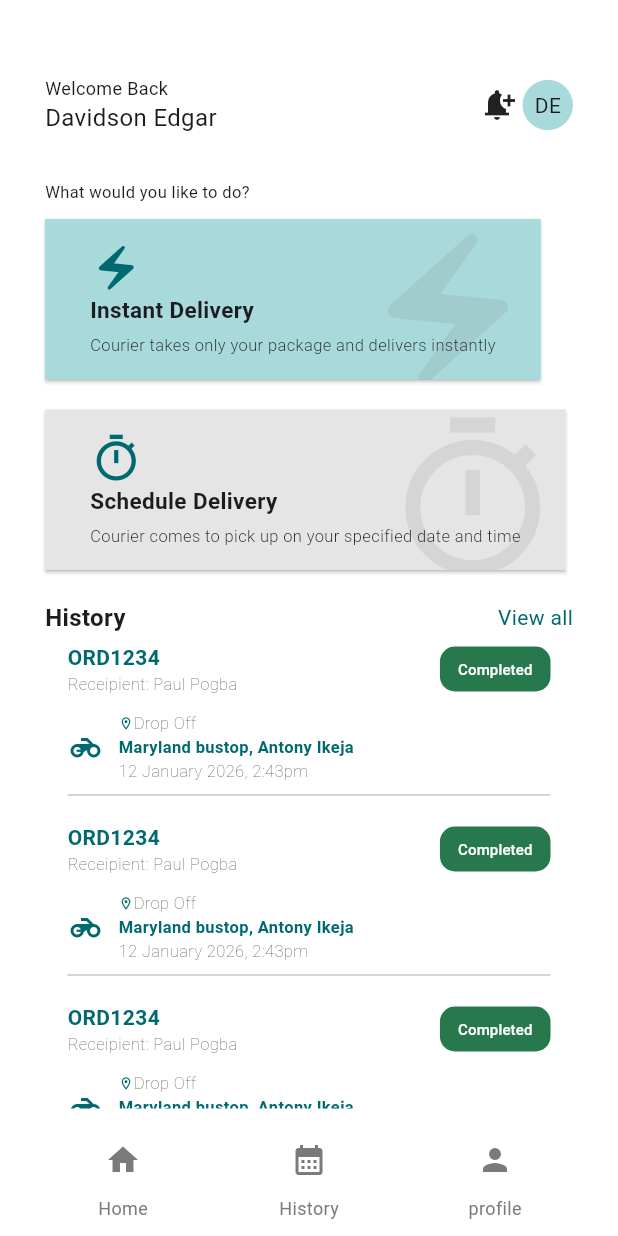
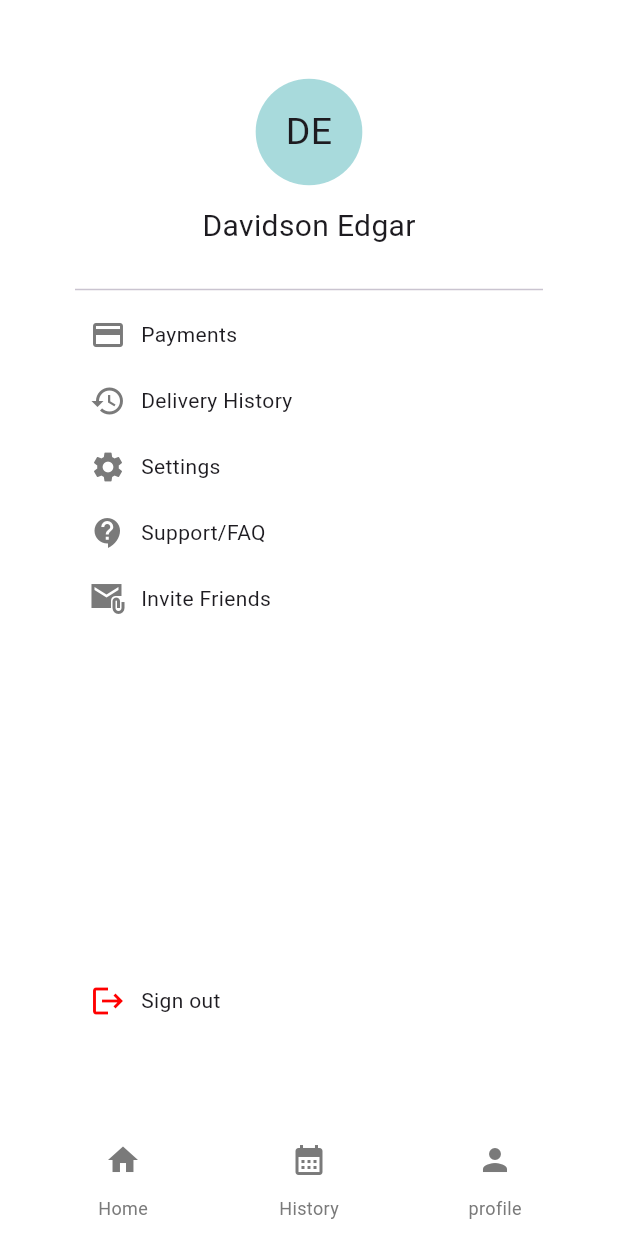
Before and after one commit to Akua-Amoabea/delivery_app, a Flutter app: the HomeScreen screen opened directly, after a tap on the "person" icon, on a phone screen of 412 x 824 dp. Run offline on Flutter 3.47's test engine with Material 3 defaults, Android fonts, the phone set to English and light mode, and no system bars; our stand-ins replace flutter_dotenv, flutter_otp_text_field, flutter_rating_stars, flutter_svg, geolocator, google_maps_flutter and 1 more; missing offline and left inert: google_places_api_flutter.

Commit message:
add history details page

```diff
--- a/lib/constants/nav_bar.dart
+++ b/lib/constants/nav_bar.dart
@@ -1,6 +1,7 @@
 import 'package:delivery_app/constants/colors.dart';
 import 'package:delivery_app/home/home_screen.dart';
-import 'package:delivery_app/profile/history_screen.dart';
+import 'package:delivery_app/history/history_screen.dart';
+import 'package:delivery_app/profile/profile.dart';
 import 'package:flutter/material.dart';
 
 class CustomBottomNavBar extends StatelessWidget {
@@ -55,7 +56,10 @@ class CustomBottomNavBar extends StatelessWidget {
               IconButton(
                 icon: Icon(Icons.person, color: lightBlack),
                 onPressed: () {
-                  // your action here
+                   Navigator.push(
+                    context,
+                    MaterialPageRoute(builder: (context) => ProfileScreen()),
+                  );
                 },
               ),
               Text(
--- a/lib/home/home_screen.dart
+++ b/lib/home/home_screen.dart
@@ -1,5 +1,7 @@
 import 'package:delivery_app/constants/colors.dart';
 import 'package:delivery_app/constants/nav_bar.dart';
+import 'package:delivery_app/history/history_details.dart';
+import 'package:delivery_app/history/history_screen.dart';
 import 'package:delivery_app/home/components/google_maps.dart';
 import 'package:flutter/material.dart';
 
@@ -44,14 +46,13 @@ class HomeScreen extends StatelessWidget {
                         Container(
                           decoration: BoxDecoration(
                             shape: BoxShape.circle,
-                              color: primaryColorLight
+                            color: primaryColorLight,
                           ),
                           child: Padding(
                             padding: const EdgeInsets.all(8.0),
                             child: Text('DE'),
                           ),
-                        )
-
+                        ),
                       ],
                     ),
                   ],
@@ -59,8 +60,10 @@ class HomeScreen extends StatelessWidget {
 
                 SizedBox(height: 30),
 
-                Text('What would you like to do?',
-                  style: TextStyle(fontSize: 11),),
+                Text(
+                  'What would you like to do?',
+                  style: TextStyle(fontSize: 11),
+                ),
                 SizedBox(height: 10),
 
                 CustomCard(
@@ -88,7 +91,20 @@ class HomeScreen extends StatelessWidget {
                         fontSize: 16,
                       ),
                     ),
-                    Text('View all', style: TextStyle(color: primaryColor)),
+                    TextButton(
+                      onPressed: () {
+                        Navigator.push(
+                          context,
+                          MaterialPageRoute(
+                            builder: (context) => HistoryScreen(),
+                          ),
+                        );
+                      },
+                      child: Text(
+                        'View all',
+                        style: TextStyle(color: primaryColor),
+                      ),
+                    ),
                   ],
                 ),
 
@@ -99,8 +115,10 @@ class HomeScreen extends StatelessWidget {
                     itemBuilder: (context, index) {
                       return Padding(
                         padding: const EdgeInsets.symmetric(
-                              vertical: 5, horizontal: 15),
-                          child: HistoryDetailsCard()
+                          vertical: 5,
+                          horizontal: 15,
+                        ),
+                        child: HistoryDetailsCard(),
                       );
                     },
                   ),
@@ -119,17 +137,22 @@ class HistoryDetailsCard extends StatelessWidget {
 
   @override
   Widget build(BuildContext context) {
-    return Column(
+    return GestureDetector(
+      onTap: () {
+        Navigator.push(
+          context,
+          MaterialPageRoute(builder: (context) => HistoryDetails()),
+        );
+      },
+      child: Column(
         children: [
           Column(
             children: [
               Row(
-              mainAxisAlignment:
-              MainAxisAlignment.spaceBetween,
+                mainAxisAlignment: MainAxisAlignment.spaceBetween,
                 children: [
                   Column(
-                  crossAxisAlignment:
-                  CrossAxisAlignment.start,
+                    crossAxisAlignment: CrossAxisAlignment.start,
                     children: [
                       Text(
                         'ORD1234',
@@ -141,7 +164,9 @@ class HistoryDetailsCard extends StatelessWidget {
                       Text(
                         'Receipient: Paul Pogba',
                         style: TextStyle(
-                          fontSize: 11, fontWeight: FontWeight.w200),
+                          fontSize: 11,
+                          fontWeight: FontWeight.w200,
+                        ),
                       ),
                     ],
                   ),
@@ -154,15 +179,10 @@ class HistoryDetailsCard extends StatelessWidget {
                         backgroundColor: greenColor,
                         foregroundColor: whiteColor,
                         shape: RoundedRectangleBorder(
-                        borderRadius: BorderRadius.all(
-                          Radius.circular(10),
+                          borderRadius: BorderRadius.all(Radius.circular(10)),
                         ),
                       ),
-                    ),
-                    child: Text(
-                      'Completed',
-                      style: TextStyle(fontSize: 10),
-                    ),
+                      child: Text('Completed', style: TextStyle(fontSize: 10)),
                     ),
                   ),
                 ],
@@ -173,8 +193,7 @@ class HistoryDetailsCard extends StatelessWidget {
                   Icon(Icons.motorcycle, color: primaryColor),
                   SizedBox(width: 10),
                   Column(
-                  crossAxisAlignment:
-                  CrossAxisAlignment.start,
+                    crossAxisAlignment: CrossAxisAlignment.start,
                     children: [
                       Row(
                         children: [
@@ -186,7 +205,9 @@ class HistoryDetailsCard extends StatelessWidget {
                           Text(
                             'Drop Off',
                             style: TextStyle(
-                              fontSize: 11, fontWeight: FontWeight.w200),
+                              fontSize: 11,
+                              fontWeight: FontWeight.w200,
+                            ),
                           ),
                         ],
                       ),
@@ -202,7 +223,9 @@ class HistoryDetailsCard extends StatelessWidget {
                       Text(
                         '12 January 2026, 2:43pm',
                         style: TextStyle(
-                          fontSize: 11, fontWeight: FontWeight.w200),
+                          fontSize: 11,
+                          fontWeight: FontWeight.w200,
+                        ),
                       ),
                     ],
                   ),
@@ -213,10 +236,10 @@ class HistoryDetailsCard extends StatelessWidget {
           SizedBox(width: 20),
           Divider(),
         ],
+      ),
     );
   }
 }
-
 
 class CustomCard extends StatelessWidget {
   final IconData icon;
@@ -237,7 +260,9 @@ class CustomCard extends StatelessWidget {
     return GestureDetector(
       onTap: () {
         Navigator.push(
-            context, MaterialPageRoute(builder: (context) => GoogleMaps()));
+          context,
+          MaterialPageRoute(builder: (context) => GoogleMaps()),
+        );
       },
       child: Card(
         margin: EdgeInsets.only(bottom: 20),
@@ -265,8 +290,10 @@ class CustomCard extends StatelessWidget {
                     style: TextStyle(fontSize: 15, fontWeight: FontWeight.bold),
                   ),
                   SizedBox(height: 5),
-                  Text(subText ?? '', style: TextStyle(
-                      fontSize: 11, fontWeight: FontWeight.w300)),
+                  Text(
+                    subText ?? '',
+                    style: TextStyle(fontSize: 11, fontWeight: FontWeight.w300),
+                  ),
                 ],
               ),
             ),
--- a/lib/main.dart
+++ b/lib/main.dart
@@ -1,11 +1,15 @@
 import 'package:delivery_app/login/onboarding.dart';
 import 'package:delivery_app/provider/data_provider.dart';
 import 'package:flutter/material.dart';
+import 'package:flutter/services.dart';
 import 'package:flutter_dotenv/flutter_dotenv.dart';
 import 'package:provider/provider.dart';
 
 Future<void> main() async {
+  WidgetsFlutterBinding.ensureInitialized();
+
   await dotenv.load(fileName: ".env");
+  await SystemChrome.setPreferredOrientations([DeviceOrientation.portraitUp]);
   runApp(const MyApp());
 }
 
@@ -17,7 +21,6 @@ class MyApp extends StatelessWidget {
     return ChangeNotifierProvider(
       create: (_) => DataProvider(), // your provider class
       child: MaterialApp(
-
         debugShowCheckedModeBanner: false,
         home: OnboardingScreen(),
       ),
--- /dev/null
+++ b/lib/profile/profile.dart
@@ -0,0 +1,61 @@
+import 'package:delivery_app/constants/nav_bar.dart';
+import 'package:flutter/material.dart';
+
+import '../constants/colors.dart';
+
+class ProfileScreen extends StatelessWidget {
+  const ProfileScreen({super.key});
+
+  @override
+  Widget build(BuildContext context) {
+    return Scaffold(
+      bottomNavigationBar: CustomBottomNavBar(),
+      backgroundColor: whiteColor,
+      body: Padding(
+        padding: const EdgeInsets.all(50),
+        child: Column(
+          children: [
+            Container(
+              decoration: BoxDecoration(
+                shape: BoxShape.circle,
+                color: primaryColorLight,
+              ),
+              child: Padding(
+                padding: const EdgeInsets.all(20),
+                child: Text('DE',style: TextStyle(fontSize: 25),),
+              ),
+
+            ),
+            SizedBox(height: 10,),
+            Text('Davidson Edgar', style: TextStyle(fontWeight: FontWeight.w400, fontSize: 20),),
+            SizedBox(height: 20,),
+            Divider(),
+
+            ProfileOptions(text: 'Payments', icon: Icons.payment),
+            ProfileOptions(text: 'Delivery History', icon: Icons.restore),
+            ProfileOptions(text: 'Settings', icon: Icons.settings),
+            ProfileOptions(text: 'Support/FAQ', icon: Icons.contact_support),
+            ProfileOptions(text: 'Invite Friends', icon: Icons.attach_email_sharp),
+            Spacer(),
+            ProfileOptions(text: 'Sign out', icon: Icons.logout)
+          ],
+        ),
+      ),
+    );
+  }
+}
+
+class ProfileOptions extends StatelessWidget {
+  final String text;
+  final IconData icon;
+
+  const ProfileOptions({super.key, required this.text, required this.icon});
+
+  @override
+  Widget build(BuildContext context) {
+    return Padding(
+      padding: const EdgeInsets.all(10),
+      child: Row(children: [Icon(icon,color: icon == Icons.logout? colorRed:lightBlack,), SizedBox(width: 10), Text(text)]),
+    );
+  }
+}
```
Also changed, not shown: lib/history/history_details.dart (added, +235 -0 lines), lib/history/history_screen.dart (renamed from lib/profile/history_screen.dart). Lines whose indentation alone changed are shown as unchanged.
